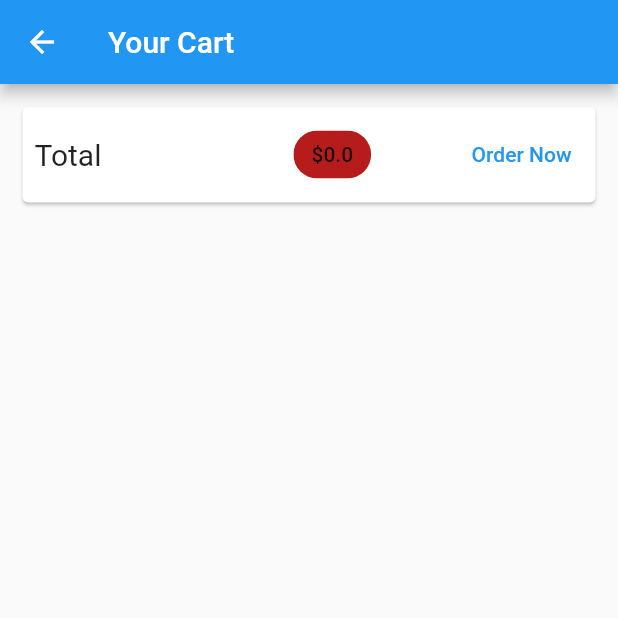
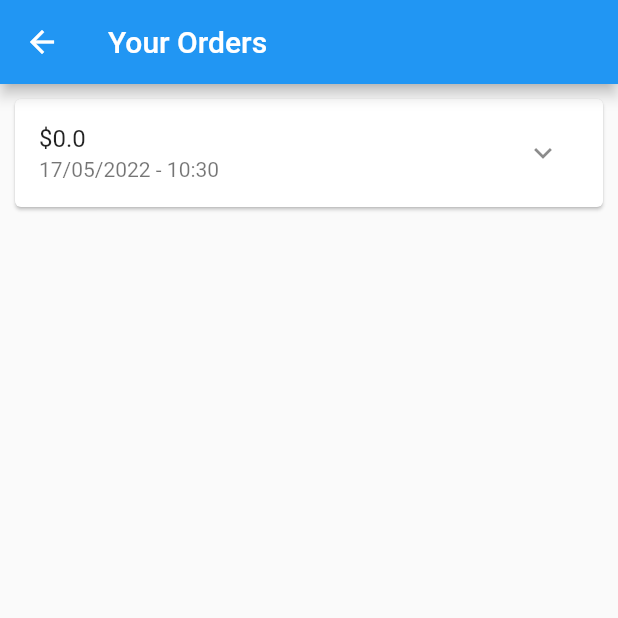
Before and after one commit to ttoghere/authshopapphttp, a Flutter app: the CartScreen screen opened by its route, after a tap on "Order Now", on a phone screen of 412 x 824 dp, the top half of it. Run offline on Flutter 3.47's test engine with Material 2 defaults, Android fonts, the phone set to English and light mode, and no system bars; network calls fail.

```diff
--- a/lib/main.dart
+++ b/lib/main.dart
@@ -1,8 +1,10 @@
 import 'package:authshopapphttp/providers/cart.dart';
+import 'package:authshopapphttp/providers/order.dart';
 import 'package:authshopapphttp/providers/product.dart';
 import 'package:authshopapphttp/screens/cart/cart_screen.dart';
 import 'package:authshopapphttp/screens/detail/products_detail.dart';
 import 'package:authshopapphttp/screens/home/home_screen.dart';
+import 'package:authshopapphttp/screens/order/order_screen.dart';
 import 'package:flutter/material.dart';
 import 'package:provider/provider.dart';
 
@@ -15,14 +17,17 @@ class MyApp extends StatelessWidget {
       providers: [
         ChangeNotifierProvider.value(value: Products()),
         ChangeNotifierProvider.value(value: Cart()),
+        ChangeNotifierProvider.value(value: Order()),
       ],
       child: MaterialApp(
+        debugShowCheckedModeBanner: false,
         title: 'Material App',
         home: ProductsOverview(),
         routes: {
           ProductsDetail.routeName: (context) => ProductsDetail(),
           CartScreen.routeName: (context) => CartScreen(),
           ProductsOverview.routeName: (context) => ProductsOverview(),
+          OrderScreen.routeName: (context) => OrderScreen()
         },
       ),
     );
--- a/lib/providers/order.dart
+++ b/lib/providers/order.dart
@@ -1,3 +1,39 @@
+import 'package:authshopapphttp/providers/cart.dart';
 import 'package:flutter/material.dart';
-class OrderProdItem{}
-class Order with ChangeNotifier{}
+
+class OrderProdItem {
+  final String id;
+  final double amount;
+  final List<CartProdItem> products;
+  final DateTime dateTime;
+  OrderProdItem({
+    required this.id,
+    required this.amount,
+    required this.products,
+    required this.dateTime,
+  });
+}
+
+class Order with ChangeNotifier {
+  List<OrderProdItem> _orders = [];
+  List<OrderProdItem> get orders {
+    return [..._orders];
+  }
+
+  int get itemCount {
+    return _orders.length;
+  }
+
+  void addOrder(
+      {required List<CartProdItem> cartProducts, required double total}) {
+    _orders.insert(
+        0,
+        OrderProdItem(
+          id: DateTime.now().toString(),
+          amount: total,
+          products: cartProducts,
+          dateTime: DateTime.now(),
+        ));
+    notifyListeners();
+  }
+}
--- a/lib/screens/cart/cart_screen.dart
+++ b/lib/screens/cart/cart_screen.dart
@@ -1,5 +1,7 @@
 import 'package:authshopapphttp/providers/cart.dart';
+import 'package:authshopapphttp/providers/order.dart';
 import 'package:authshopapphttp/screens/cart/widgets/cart_item.dart';
+import 'package:authshopapphttp/screens/order/order_screen.dart';
 import 'package:flutter/material.dart';
 import 'package:provider/provider.dart';
 
@@ -30,12 +32,19 @@ class CartScreen extends StatelessWidget {
                   ),
                   Chip(
                     label: Text(
-                      "\$${cartP.totalAmount}",
+                      "\$${cartP.totalAmount.toStringAsFixed(2)}",
                     ),
                     backgroundColor: Colors.red[900],
                   ),
                   TextButton(
-                    onPressed: () {},
+                    onPressed: () {
+                      Provider.of<Order>(context, listen: false).addOrder(
+                        cartProducts: cartP.cart.values.toList(),
+                        total: cartP.totalAmount,
+                      );
+                      cartP.clear();
+                      Navigator.of(context).pushNamed(OrderScreen.routeName);
+                    },
                     child: Text("Order Now"),
                   ),
                 ],
--- a/lib/screens/home/home_screen.dart
+++ b/lib/screens/home/home_screen.dart
@@ -1,3 +1,4 @@
+import 'package:authshopapphttp/app_drawer.dart';
 import 'package:authshopapphttp/providers/cart.dart';
 import 'package:authshopapphttp/screens/cart/cart_screen.dart';
 import 'package:authshopapphttp/screens/home/widgets/badge.dart';
@@ -26,6 +27,7 @@ class _ProductsOverviewState extends State<ProductsOverview> {
   Widget build(BuildContext context) {
     var cartProvider = Provider.of<Cart>(context);
     return Scaffold(
+      drawer: AppDrawer(),
       appBar: AppBar(
         centerTitle: true,
         flexibleSpace: BgGradient(),
--- a/lib/screens/home/widgets/product_item.dart
+++ b/lib/screens/home/widgets/product_item.dart
@@ -8,6 +8,7 @@ class ProductItem extends StatelessWidget {
   @override
   Widget build(BuildContext context) {
     var productBp = Provider.of<Product>(context, listen: false);
+    var cart = Provider.of<Cart>(context, listen: false);
     return Container(
       decoration: BoxDecoration(
         border: Border.all(color: Colors.black, width: 1),
@@ -39,8 +40,7 @@ class ProductItem extends StatelessWidget {
               },
             ),
           ),
-          trailing: Consumer<Cart>(
-            builder: (context, cart, child) => IconButton(
+          trailing: IconButton(
             onPressed: () {
               cart.addItem(
                 productId: productBp.id,
@@ -49,7 +49,6 @@ class ProductItem extends StatelessWidget {
               );
             },
             icon: Icon(Icons.shopping_cart_outlined),
-            ),
           ),
           backgroundColor: Colors.black54,
           title: Text(
--- /dev/null
+++ b/lib/screens/order/order_screen.dart
@@ -0,0 +1,102 @@
+import 'dart:math';
+
+import 'package:flutter/material.dart';
+import 'package:intl/intl.dart';
+import 'package:provider/provider.dart';
+
+import 'package:authshopapphttp/providers/order.dart';
+
+class OrderScreen extends StatelessWidget {
+  static const routeName = "/os";
+  const OrderScreen({Key? key}) : super(key: key);
+
+  @override
+  Widget build(BuildContext context) {
+    final orders = Provider.of<Order>(context);
+    return Scaffold(
+      appBar: AppBar(
+        title: Text("Your Orders"),
+      ),
+      body: ListView.builder(
+        itemBuilder: (context, index) {
+          return OrderItem(order: orders.orders[index]);
+        },
+        itemCount: orders.orders.length,
+      ),
+    );
+  }
+}
+
+class OrderItem extends StatefulWidget {
+  final OrderProdItem order;
+  const OrderItem({
+    Key? key,
+    required this.order,
+  }) : super(key: key);
+
+  @override
+  State<OrderItem> createState() => _OrderItemState();
+}
+
+class _OrderItemState extends State<OrderItem> {
+  var _expanded = false;
+  @override
+  Widget build(BuildContext context) {
+    return Card(
+      margin: EdgeInsets.all(10),
+      child: Column(
+        children: [
+          ListTile(
+            title: Text("\$${widget.order.amount}"),
+            subtitle: Text(
+              DateFormat("dd/MM/yyyy - hh:mm").format(DateTime.now()),
+            ),
+            trailing: IconButton(
+              icon: Icon(
+                !_expanded ? Icons.expand_more : Icons.expand_less,
+              ),
+              onPressed: () {
+                setState(() {
+                  _expanded = !_expanded;
+                });
+              },
+            ),
+          ),
+          if (_expanded)
+            Container(
+              padding: EdgeInsets.symmetric(horizontal: 15, vertical: 4),
+              height: min(
+                widget.order.products.length * 20 + 65,
+                180,
+              ),
+              child: ListView(
+                children: widget.order.products
+                    .map(
+                      (e) => Row(
+                        mainAxisAlignment: MainAxisAlignment.spaceBetween,
+                        children: [
+                          Text(
+                            e.title,
+                            style: TextStyle(
+                              fontSize: 18,
+                              fontWeight: FontWeight.bold,
+                            ),
+                          ),
+                          Text(
+                            "${e.quantity}x \$${e.price}",
+                            style: TextStyle(
+                              fontSize: 18,
+                              color: Colors.grey,
+                            ),
+                          ),
+                        ],
+                      ),
+                    )
+                    .toList(),
+              ),
+            )
+        ],
+      ),
+    );
+  }
+}
```
Also changed, not shown: lib/app_drawer.dart (added, +63 -0 lines), lib/providers/cart.dart (+23 -0 lines), lib/screens/cart/widgets/cart_item.dart (+25 -1 lines), pubspec.yaml (+1 -7 lines), pubspec.lock. Lines whose indentation alone changed are shown as unchanged.
